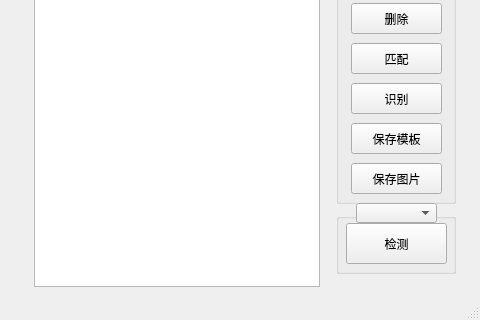
First picture: the form in mainwindow.ui, repository alphonso64/FCTDemo, before the edit; both pictures show x 840 to 1320 and y 338 to 658 of the 1320 by 658 pixel window.
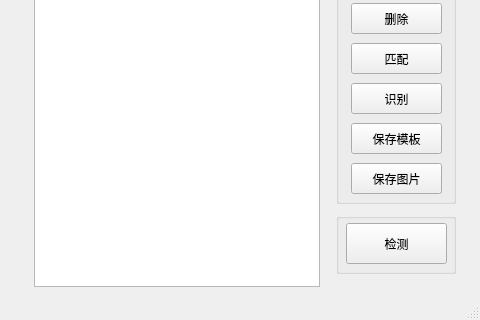
Second picture: the form after the edit. Custom widgets are drawn as their Qt base class.

The edit to the form file:
```diff
--- a/mainwindow.ui
+++ b/mainwindow.ui
@@ -419,16 +419,6 @@
                 </property>
                </widget>
               </widget>
-              <widget class="QComboBox" name="comboBox">
-               <property name="geometry">
-                <rect>
-                 <x>30</x>
-                 <y>530</y>
-                 <width>81</width>
-                 <height>20</height>
-                </rect>
-               </property>
-              </widget>
              </widget>
             </item>
            </layout>
```
